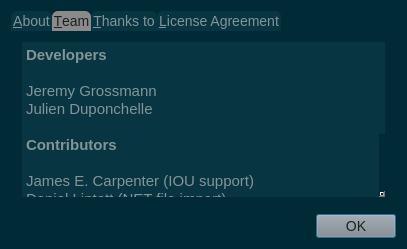
Before: the Qt Designer form gns3-gui-2.1.4/gns3/ui/about_dialog.ui in n3oxmind/gns3theme, drawn with Qt 5.
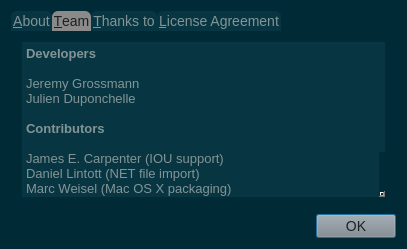
After: the same form once the commit is applied. The open tabs and pages were chosen to show the change. Icons and pictures are not drawn.

```diff
--- a/gns3-gui-2.1.4/gns3/ui/about_dialog.ui
+++ b/gns3-gui-2.1.4/gns3/ui/about_dialog.ui
@@ -33,7 +33,6 @@
 }
 QTextEdit, QPlainTextEdit, QLineEdit, QSpinBox, QComboBox {
   background-color: #073642;
-  font: 13px;
   color: #839496;
 }
 QTextEdit#uiConsoleTextEdit {
@@ -63,11 +62,6 @@
     padding: 15px;
     border-style: none;
 }
-QMainWindow::separator {
-	background: #073642;
-	width: 1px;
-	height: 1px;
-}
 QComboBox {
 	selection-background-color: #d75f00;
 	selection-color: #1c1c1c;
@@ -81,7 +75,9 @@
 	background-color: #8a8a8a;
     color: #1d2021;
 	font: 14px;
-color
+}
+QPushButton#uiNewAppliancePushButton{
+border: none;
 }
 QToolButton {
 	background-color: #8a8a8a;
@@ -247,21 +243,21 @@
           <string>&lt;!DOCTYPE HTML PUBLIC &quot;-//W3C//DTD HTML 4.0//EN&quot; &quot;http://www.w3.org/TR/REC-html40/strict.dtd&quot;&gt;
 &lt;html&gt;&lt;head&gt;&lt;meta name=&quot;qrichtext&quot; content=&quot;1&quot; /&gt;&lt;style type=&quot;text/css&quot;&gt;
 p, li { white-space: pre-wrap; }
-&lt;/style&gt;&lt;/head&gt;&lt;body style=&quot; font-family:'Cantarell'; font-size:13px; font-weight:400; font-style:normal;&quot;&gt;
-&lt;p style=&quot; margin-top:0px; margin-bottom:0px; margin-left:0px; margin-right:0px; -qt-block-indent:0; text-indent:0px;&quot;&gt;&lt;span style=&quot; font-family:'Ubuntu'; font-size:11pt; font-weight:600;&quot;&gt;Developers&lt;/span&gt;&lt;/p&gt;
-&lt;p style=&quot;-qt-paragraph-type:empty; margin-top:0px; margin-bottom:0px; margin-left:0px; margin-right:0px; -qt-block-indent:0; text-indent:0px; font-family:'Ubuntu'; font-size:11pt;&quot;&gt;&lt;br /&gt;&lt;/p&gt;
-&lt;p style=&quot; margin-top:0px; margin-bottom:0px; margin-left:0px; margin-right:0px; -qt-block-indent:0; text-indent:0px;&quot;&gt;&lt;span style=&quot; font-family:'Ubuntu'; font-size:11pt;&quot;&gt;Jeremy Grossmann&lt;/span&gt;&lt;/p&gt;
-&lt;p style=&quot; margin-top:0px; margin-bottom:0px; margin-left:0px; margin-right:0px; -qt-block-indent:0; text-indent:0px;&quot;&gt;&lt;span style=&quot; font-family:'Ubuntu'; font-size:11pt;&quot;&gt;Julien Duponchelle&lt;/span&gt;&lt;/p&gt;
-&lt;p style=&quot;-qt-paragraph-type:empty; margin-top:0px; margin-bottom:0px; margin-left:0px; margin-right:0px; -qt-block-indent:0; text-indent:0px; font-family:'Ubuntu'; font-size:11pt;&quot;&gt;&lt;br /&gt;&lt;/p&gt;
-&lt;p style=&quot; margin-top:0px; margin-bottom:0px; margin-left:0px; margin-right:0px; -qt-block-indent:0; text-indent:0px;&quot;&gt;&lt;span style=&quot; font-family:'Ubuntu'; font-size:11pt; font-weight:600;&quot;&gt;Contributors&lt;/span&gt;&lt;/p&gt;
-&lt;p style=&quot;-qt-paragraph-type:empty; margin-top:0px; margin-bottom:0px; margin-left:0px; margin-right:0px; -qt-block-indent:0; text-indent:0px; font-family:'Ubuntu'; font-size:11pt; font-weight:600;&quot;&gt;&lt;br /&gt;&lt;/p&gt;
-&lt;p style=&quot; margin-top:0px; margin-bottom:0px; margin-left:0px; margin-right:0px; -qt-block-indent:0; text-indent:0px;&quot;&gt;&lt;span style=&quot; font-family:'Ubuntu'; font-size:11pt;&quot;&gt;James E. Carpenter (IOU support)&lt;/span&gt;&lt;/p&gt;
-&lt;p style=&quot; margin-top:0px; margin-bottom:0px; margin-left:0px; margin-right:0px; -qt-block-indent:0; text-indent:0px;&quot;&gt;&lt;span style=&quot; font-family:'Ubuntu'; font-size:11pt;&quot;&gt;Daniel Lintott (NET file import)&lt;/span&gt;&lt;/p&gt;
-&lt;p style=&quot; margin-top:0px; margin-bottom:0px; margin-left:0px; margin-right:0px; -qt-block-indent:0; text-indent:0px;&quot;&gt;&lt;span style=&quot; font-family:'Ubuntu'; font-size:11pt;&quot;&gt;Marc Weisel (Mac OS X packaging)&lt;/span&gt;&lt;/p&gt;
-&lt;p style=&quot; margin-top:0px; margin-bottom:0px; margin-left:0px; margin-right:0px; -qt-block-indent:0; text-indent:0px;&quot;&gt;&lt;span style=&quot; font-family:'Ubuntu'; font-size:11pt;&quot;&gt;Alexey Eromenko (VirtualBox support)&lt;/span&gt;&lt;/p&gt;
-&lt;p style=&quot; margin-top:0px; margin-bottom:0px; margin-left:0px; margin-right:0px; -qt-block-indent:0; text-indent:0px;&quot;&gt;&lt;span style=&quot; font-family:'Ubuntu'; font-size:11pt;&quot;&gt;Vasil Rangelov (Qemu &amp;amp; GUI improvements)&lt;/span&gt;&lt;/p&gt;
-&lt;p style=&quot; margin-top:0px; margin-bottom:0px; margin-left:0px; margin-right:0px; -qt-block-indent:0; text-indent:0px;&quot;&gt;&lt;span style=&quot; font-family:'Ubuntu'; font-size:11pt;&quot;&gt;Bernhard Ehlers (IOU NVRAM import/export)&lt;/span&gt;&lt;/p&gt;
-&lt;p style=&quot;-qt-paragraph-type:empty; margin-top:0px; margin-bottom:0px; margin-left:0px; margin-right:0px; -qt-block-indent:0; text-indent:0px; font-family:'Ubuntu'; font-size:11pt;&quot;&gt;&lt;br /&gt;&lt;/p&gt;&lt;/body&gt;&lt;/html&gt;</string>
+&lt;/style&gt;&lt;/head&gt;&lt;body style=&quot; font-family:'Cantarell'; font-size:11pt; font-weight:400; font-style:normal;&quot;&gt;
+&lt;p style=&quot; margin-top:0px; margin-bottom:0px; margin-left:0px; margin-right:0px; -qt-block-indent:0; text-indent:0px;&quot;&gt;&lt;span style=&quot; font-family:'Ubuntu'; font-size:13px; font-weight:600;&quot;&gt;Developers&lt;/span&gt;&lt;/p&gt;
+&lt;p style=&quot;-qt-paragraph-type:empty; margin-top:0px; margin-bottom:0px; margin-left:0px; margin-right:0px; -qt-block-indent:0; text-indent:0px; font-family:'Ubuntu'; font-size:13px;&quot;&gt;&lt;br /&gt;&lt;/p&gt;
+&lt;p style=&quot; margin-top:0px; margin-bottom:0px; margin-left:0px; margin-right:0px; -qt-block-indent:0; text-indent:0px;&quot;&gt;&lt;span style=&quot; font-family:'Ubuntu'; font-size:13px;&quot;&gt;Jeremy Grossmann&lt;/span&gt;&lt;/p&gt;
+&lt;p style=&quot; margin-top:0px; margin-bottom:0px; margin-left:0px; margin-right:0px; -qt-block-indent:0; text-indent:0px;&quot;&gt;&lt;span style=&quot; font-family:'Ubuntu'; font-size:13px;&quot;&gt;Julien Duponchelle&lt;/span&gt;&lt;/p&gt;
+&lt;p style=&quot;-qt-paragraph-type:empty; margin-top:0px; margin-bottom:0px; margin-left:0px; margin-right:0px; -qt-block-indent:0; text-indent:0px; font-family:'Ubuntu'; font-size:13px;&quot;&gt;&lt;br /&gt;&lt;/p&gt;
+&lt;p style=&quot; margin-top:0px; margin-bottom:0px; margin-left:0px; margin-right:0px; -qt-block-indent:0; text-indent:0px;&quot;&gt;&lt;span style=&quot; font-family:'Ubuntu'; font-size:13px; font-weight:600;&quot;&gt;Contributors&lt;/span&gt;&lt;/p&gt;
+&lt;p style=&quot;-qt-paragraph-type:empty; margin-top:0px; margin-bottom:0px; margin-left:0px; margin-right:0px; -qt-block-indent:0; text-indent:0px; font-family:'Ubuntu'; font-size:13px; font-weight:600;&quot;&gt;&lt;br /&gt;&lt;/p&gt;
+&lt;p style=&quot; margin-top:0px; margin-bottom:0px; margin-left:0px; margin-right:0px; -qt-block-indent:0; text-indent:0px;&quot;&gt;&lt;span style=&quot; font-family:'Ubuntu'; font-size:13px;&quot;&gt;James E. Carpenter (IOU support)&lt;/span&gt;&lt;/p&gt;
+&lt;p style=&quot; margin-top:0px; margin-bottom:0px; margin-left:0px; margin-right:0px; -qt-block-indent:0; text-indent:0px;&quot;&gt;&lt;span style=&quot; font-family:'Ubuntu'; font-size:13px;&quot;&gt;Daniel Lintott (NET file import)&lt;/span&gt;&lt;/p&gt;
+&lt;p style=&quot; margin-top:0px; margin-bottom:0px; margin-left:0px; margin-right:0px; -qt-block-indent:0; text-indent:0px;&quot;&gt;&lt;span style=&quot; font-family:'Ubuntu'; font-size:13px;&quot;&gt;Marc Weisel (Mac OS X packaging)&lt;/span&gt;&lt;/p&gt;
+&lt;p style=&quot; margin-top:0px; margin-bottom:0px; margin-left:0px; margin-right:0px; -qt-block-indent:0; text-indent:0px;&quot;&gt;&lt;span style=&quot; font-family:'Ubuntu'; font-size:13px;&quot;&gt;Alexey Eromenko (VirtualBox support)&lt;/span&gt;&lt;/p&gt;
+&lt;p style=&quot; margin-top:0px; margin-bottom:0px; margin-left:0px; margin-right:0px; -qt-block-indent:0; text-indent:0px;&quot;&gt;&lt;span style=&quot; font-family:'Ubuntu'; font-size:13px;&quot;&gt;Vasil Rangelov (Qemu &amp;amp; GUI improvements)&lt;/span&gt;&lt;/p&gt;
+&lt;p style=&quot; margin-top:0px; margin-bottom:0px; margin-left:0px; margin-right:0px; -qt-block-indent:0; text-indent:0px;&quot;&gt;&lt;span style=&quot; font-family:'Ubuntu'; font-size:13px;&quot;&gt;Bernhard Ehlers (IOU NVRAM import/export)&lt;/span&gt;&lt;/p&gt;
+&lt;p style=&quot;-qt-paragraph-type:empty; margin-top:0px; margin-bottom:0px; margin-left:0px; margin-right:0px; -qt-block-indent:0; text-indent:0px; font-family:'Ubuntu'; font-size:13px;&quot;&gt;&lt;br /&gt;&lt;/p&gt;&lt;/body&gt;&lt;/html&gt;</string>
          </property>
          <property name="textInteractionFlags">
           <set>Qt::TextBrowserInteraction</set>
```
Left out of the diff: 4 changed lines with no effect on the pictures.
